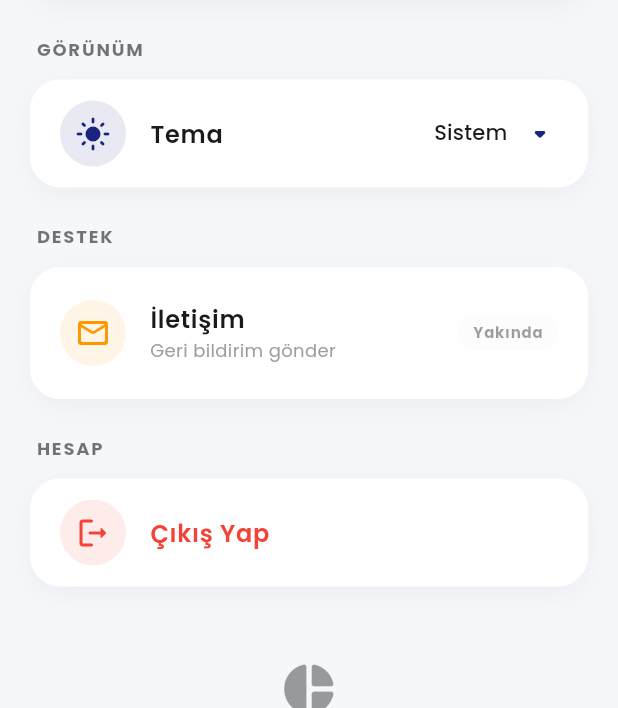
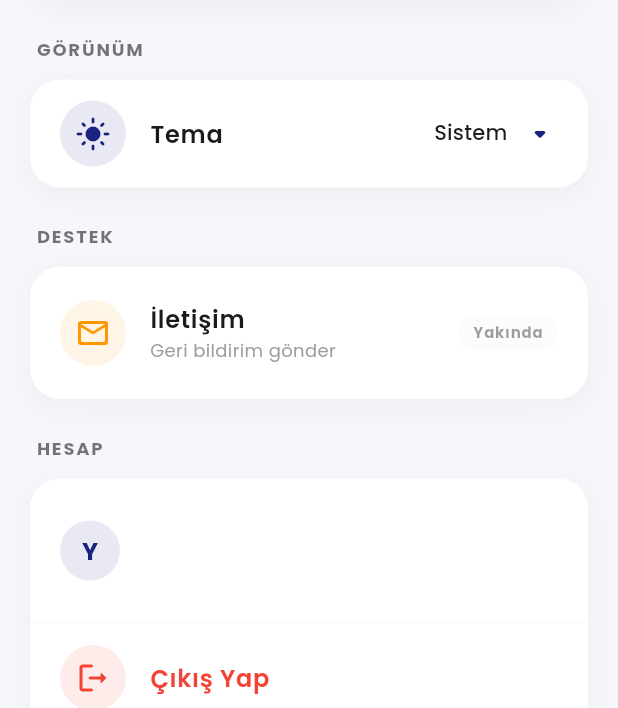
Before and after one commit to Ahmetsplm/AssetMind, a Flutter app: the SettingsScreen screen opened directly, scrolled down 576 dp, on a phone screen of 412 x 824 dp, the part 528-1236 px from its top. Run offline on Flutter 3.47's test engine with Material 3 defaults, Android fonts, the phone set to English and light mode, and no system bars; our stand-ins replace confetti, file_picker, fl_chart, flutter_dotenv, flutter_staggered_animations, google_fonts and 8 more; missing offline and left inert: webfeed_plus; accounts and stored records are empty; network calls fail.

Commit message:
bugs fixed

```diff
--- a/lib/screens/settings_screen.dart
+++ b/lib/screens/settings_screen.dart
@@ -633,6 +633,12 @@ class _SettingsScreenState extends State<SettingsScreen> {
   }
 
   Widget _buildAccountCard(BuildContext context) {
+    return Consumer<AuthProvider>(
+      builder: (context, auth, _) {
+        final name = auth.displayName ?? 'Yatırımcı';
+        final email = auth.currentUser?.email ?? '';
+        final initial = name.isNotEmpty ? name.substring(0, 1).toUpperCase() : 'Y';
+
         return Container(
           decoration: BoxDecoration(
             color: Theme.of(context).cardColor,
@@ -645,7 +651,41 @@ class _SettingsScreenState extends State<SettingsScreen> {
               ),
             ],
           ),
-      child: ListTile(
+          child: Column(
+            children: [
+              ListTile(
+                contentPadding: const EdgeInsets.symmetric(horizontal: 20, vertical: 12),
+                leading: CircleAvatar(
+                  backgroundColor: Theme.of(context).primaryColor.withValues(alpha: 0.1),
+                  child: Text(
+                    initial,
+                    style: GoogleFonts.poppins(
+                      color: Theme.of(context).primaryColor,
+                      fontWeight: FontWeight.bold,
+                    ),
+                  ),
+                ),
+                title: Text(
+                  name,
+                  style: GoogleFonts.poppins(
+                    fontWeight: FontWeight.w600,
+                    fontSize: 16,
+                    color: Theme.of(context).textTheme.bodyLarge?.color,
+                  ),
+                ),
+                subtitle: Text(
+                  email,
+                  style: GoogleFonts.poppins(
+                    fontSize: 12,
+                    color: Colors.grey,
+                  ),
+                ),
+              ),
+              Divider(
+                color: Theme.of(context).dividerColor.withValues(alpha: 0.1),
+                height: 1,
+              ),
+              ListTile(
                 onTap: () async {
                   final confirm = await showDialog<bool>(
                     context: context,
@@ -693,6 +733,10 @@ class _SettingsScreenState extends State<SettingsScreen> {
                   ),
                 ),
               ),
+            ],
+          ),
+        );
+      },
     );
   }
 }
```
Also changed, not shown: lib/providers/auth_provider.dart (+30 -2 lines), lib/screens/auth_screen.dart (+26 -2 lines), lib/screens/market_screen.dart (+21 -1 lines), lib/services/supabase_auth_service.dart (+21 -0 lines). Lines whose indentation alone changed are shown as unchanged.
